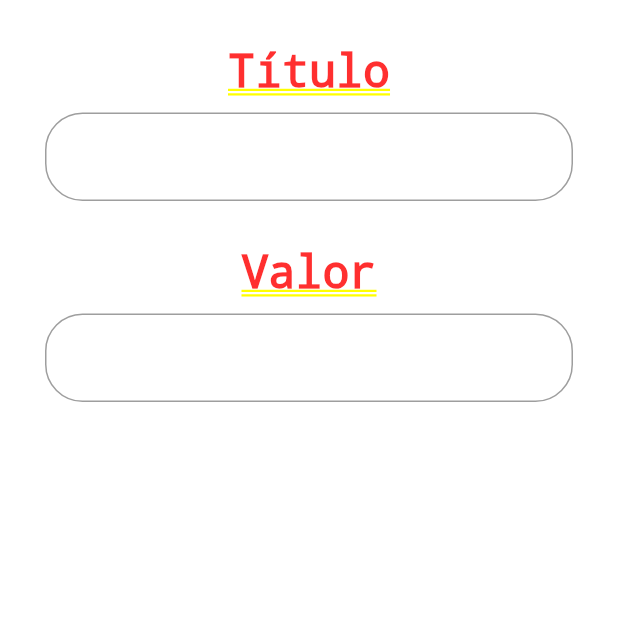
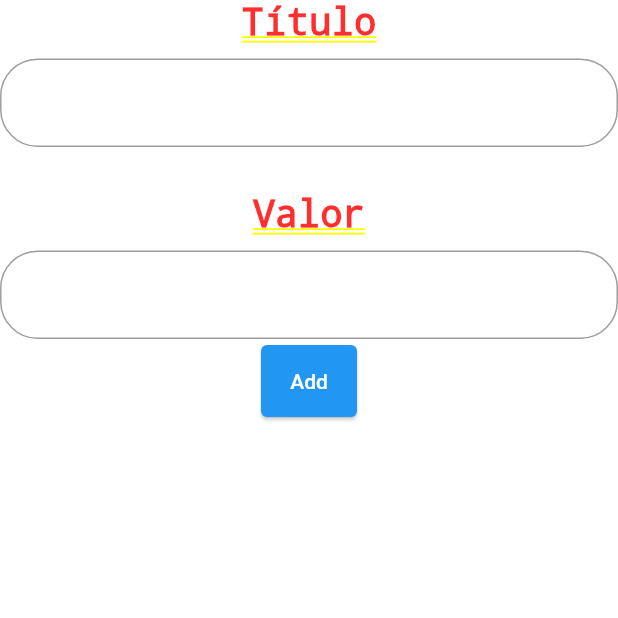
Before and after one commit to EduardoBllc/maWallet, a Flutter app: the AddPopUp screen opened by its route, on a phone screen of 412 x 824 dp, the top half of it. Run offline on Flutter 3.47's test engine with Material 2 defaults, Android fonts, the phone set to English and light mode, and no system bars; our stand-ins replace flutter_speed_dial, rflutter_alert.

Commit message:
Expandable FAB and differents modals

```diff
--- a/Roteiro.txt
+++ b/Roteiro.txt
@@ -1,3 +1,6 @@
+TODO ATUAL implementar as modais como listas da modal base
+
+
 //TODO criar lista de despesas
 //TODO criar método de cadastro de despesas
 //TODO criar variável saldo atual
--- a/lib/components/add_transaction_popup.dart
+++ /dev/null
@@ -1,68 +0,0 @@
-import 'package:flutter/material.dart';
-import 'package:rflutter_alert/rflutter_alert.dart';
-
-class AddPopUp extends StatelessWidget {
-  const AddPopUp({super.key});
-
-  @override
-  Widget build(BuildContext context) {
-
-    String title = '';
-    double? value;
-
-
-    return Container(
-      padding: EdgeInsets.symmetric(vertical: 30, horizontal: 30),
-      decoration: BoxDecoration(
-        borderRadius: BorderRadius.only(
-            topLeft: Radius.circular(35), topRight: Radius.circular(32)),
-        color: Colors.white,
-      ),
-      child: Column(
-        crossAxisAlignment: CrossAxisAlignment.center,
-        children: [
-          Text(
-            'Título',
-            style: TextStyle(
-              fontSize: 30,
-            ),
-          ),
-          SizedBox(height: 10),
-          TextField(
-            textAlign: TextAlign.center,
-            decoration: InputDecoration(
-              border: OutlineInputBorder(
-                  borderRadius: BorderRadius.all(Radius.circular(25))),
-            ),
-            onChanged: (newValue) {
-              title = newValue;
-              print(title);
-            },
-          ),
-          SizedBox(height: 30),
-          Text(
-            'Valor',
-            style: TextStyle(
-              fontSize: 30,
-            ),
-          ),
-          SizedBox(height: 10),
-          TextField(
-            textAlign: TextAlign.center,
-            decoration: InputDecoration(
-              border: OutlineInputBorder(
-                  borderRadius: BorderRadius.all(Radius.circular(25))),
-            ),
-            onSubmitted: (newValue) {
-              try{
-                value = double.parse(newValue);
-              }catch(e){
-                Alert(context: context, title: 'Por favor, digite apenas números no valor').show();
-              }
-            },
-          ),
-        ],
-      ),
-    );
-  }
-}
--- /dev/null
+++ b/lib/components/pop_up_field.dart
@@ -0,0 +1,35 @@
+import 'package:flutter/material.dart';
+
+class PopUpField extends StatelessWidget {
+  const PopUpField({
+    super.key, required this.title, required this.onChanged,
+  });
+
+  final String title;
+  final void Function(String) onChanged;
+
+  @override
+  Widget build(BuildContext context) {
+    return Padding(
+      padding:  MediaQuery.of(context).viewInsets,
+      child: Column(
+        children: [
+          Text(
+            title,
+            style: TextStyle(
+              fontSize: 25,
+            ),
+          ),
+          const SizedBox(height: 10),
+          TextField(
+            textAlign: TextAlign.center,
+            decoration: InputDecoration(
+              border: OutlineInputBorder(borderRadius: BorderRadius.circular(25)),
+            ),
+            onChanged: onChanged,
+          ),
+        ],
+      ),
+    );
+  }
+}
--- /dev/null
+++ b/lib/modals/add_transaction_popup.dart
@@ -0,0 +1,68 @@
+import 'package:flutter/material.dart';
+import 'package:ma_wallet/components/pop_up_field.dart';
+import 'package:ma_wallet/models/financial_data.dart';
+import 'package:ma_wallet/models/transaction.dart';
+import 'package:provider/provider.dart';
+import 'package:rflutter_alert/rflutter_alert.dart';
+
+import '../constants.dart';
+
+class AddPopUp extends StatelessWidget {
+  const AddPopUp({super.key});
+
+  @override
+  Widget build(BuildContext context) {
+    String title = '';
+    double value = 0;
+    TransactionType type = TransactionType.none;
+    // TextEditingController controller = TextEditingController();
+
+    return Column(
+      mainAxisSize: MainAxisSize.min,
+        crossAxisAlignment: CrossAxisAlignment.center,
+        children: [
+          PopUpField(
+            title: 'Título',
+            onChanged: (newValue) {},
+          ),
+          const SizedBox(height: 30),
+          PopUpField(
+            title: 'Valor',
+            onChanged: (newValue) {
+              try {
+                value = double.parse(newValue);
+              } catch (e) {
+                Alert(context: context, title: 'Por favor, digite apenas números no valor').show();
+              }
+            },
+          ),
+          Card(
+            color: Colors.blue,
+            child: Consumer<FinancialData>(
+              builder: (BuildContext context, financialData, child) {
+                return TextButton(
+                  onPressed: () {
+                    Transaction transaction;
+                    type == TransactionType.input
+                        ? transaction = InputTransaction(
+                            title: title,
+                            value: value,
+                          )
+                        : transaction = OutputTransaction(
+                            category: Category.none,
+                            title: title,
+                            value: value);
+                    financialData.addTransaction(transaction);
+                  },
+                  child: const Text(
+                    'Add',
+                    style: TextStyle(color: Colors.white),
+                  ),
+                );
+              },
+            ),
+          ),
+        ],
+      );
+  }
+}
--- a/lib/models/financial_data.dart
+++ b/lib/models/financial_data.dart
@@ -6,7 +6,7 @@ import '../constants.dart';
 
 class FinancialData extends ChangeNotifier{
   List<Transaction> _transactions = [
-    InputTransaction(title: 'Salário do mês', value: 3000, origin: 'Empresa'),
+    InputTransaction(title: 'Salário do mês', value: 3000),
     OutputTransaction(category: Category.contas, title: 'Internet', value: 110),
     OutputTransaction(category: Category.educacao, title: 'DNC', value: 500),
   ];
--- a/lib/models/transaction.dart
+++ b/lib/models/transaction.dart
@@ -1,5 +1,3 @@
-import 'package:flutter/material.dart';
-
 import '../constants.dart';
 
 abstract class Transaction {
@@ -15,9 +13,7 @@ class InputTransaction extends Transaction {
   InputTransaction(
       {required super.title,
       required super.value,
-      required this.origin,
       super.type = TransactionType.input});
-  final String origin;
 }
 
 class OutputTransaction extends Transaction {
--- a/pubspec.yaml
+++ b/pubspec.yaml
@@ -37,6 +37,7 @@ dependencies:
   cupertino_icons: ^1.0.2
   provider: ^6.0.5
   rflutter_alert: ^2.0.7
+  flutter_speed_dial: ^7.0.0
 
 dev_dependencies:
   flutter_test:
```
Also changed, not shown: lib/components/modal_add_button.dart (added, +31 -0 lines), lib/main.dart (+15 -7 lines), lib/modals/transaction_modal_controller.dart (added, +124 -0 lines), lib/screens/main_page.dart (+26 -38 lines), pubspec.lock, 1 other file.
